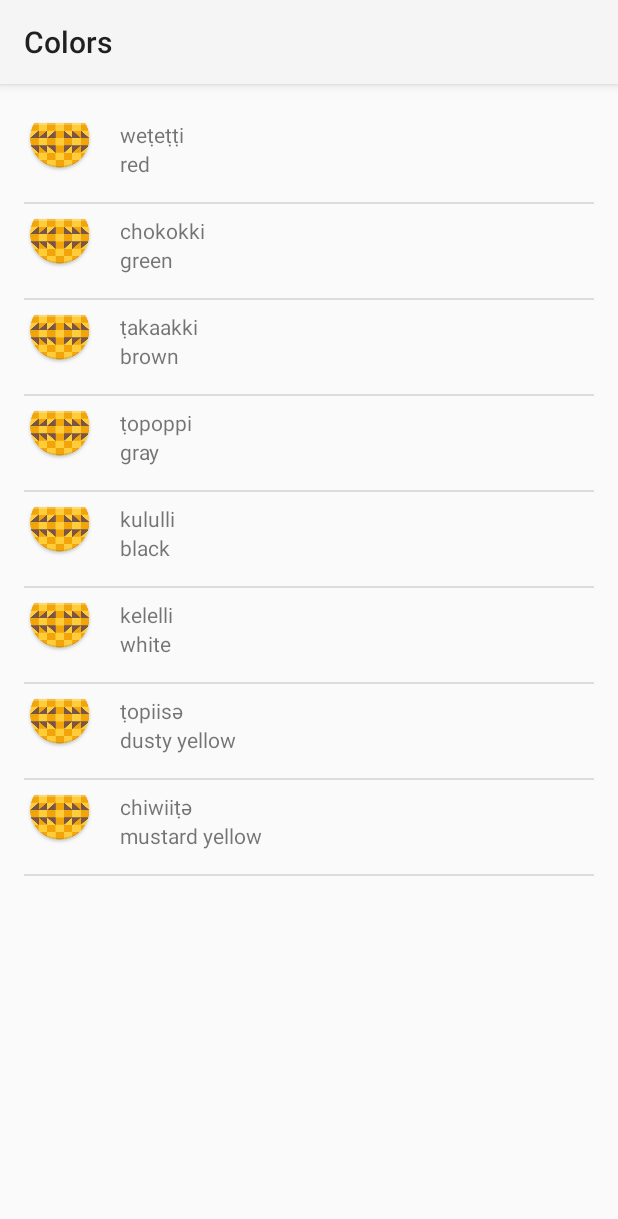
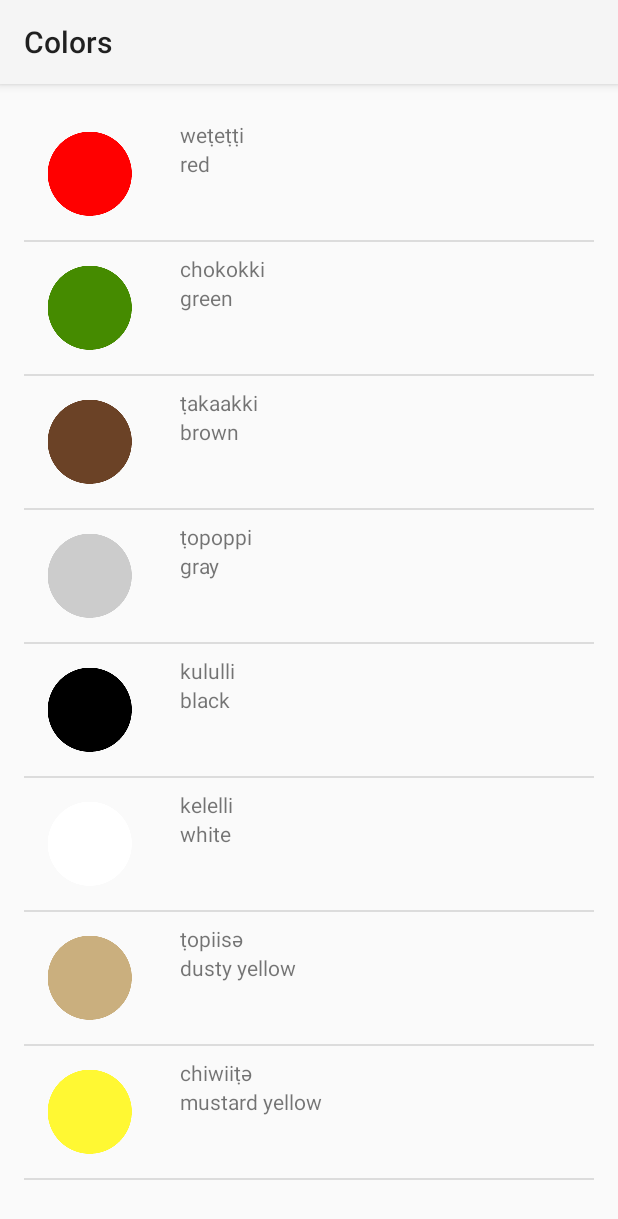
Before and after one commit to SonyaMoisset/miwok_ANDROID, an Android app: the ColorsActivity screen opened directly, with no data from a screen before it, on a phone screen of 412 x 824 dp. Shown: the top 1219 px of the screen. Run offline under Robolectric (Android 15) with nearby library versions, the phone set to English and light mode, and no system bars.

Commit message:
Update WordAdapter.java

```diff
--- a/app/src/main/java/com/example/android/miwok/WordAdapter.java
+++ b/app/src/main/java/com/example/android/miwok/WordAdapter.java
@@ -5,6 +5,7 @@
 import android.view.View;
 import android.view.ViewGroup;
 import android.widget.ArrayAdapter;
+import android.widget.ImageView;
 import android.widget.TextView;
 
 import java.util.ArrayList;
@@ -24,6 +25,9 @@
 
         Word currentWord = getItem(position);
 
+        ImageView imageView = (ImageView) listItemView.findViewById(R.id.image);
+        imageView.setImageResource(currentWord.getImageResourcesId());
+
         TextView miwokTextView = (TextView) listItemView.findViewById(R.id.miwok_text_view);
         miwokTextView.setText(currentWord.getMiwokTranslation());
 
```
